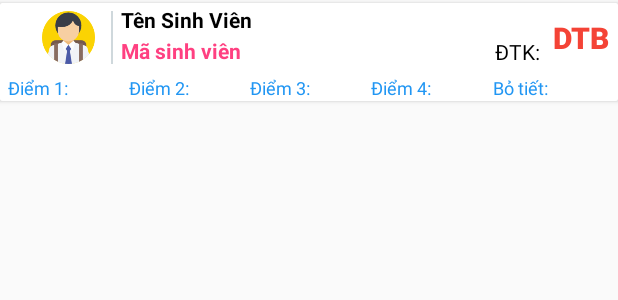
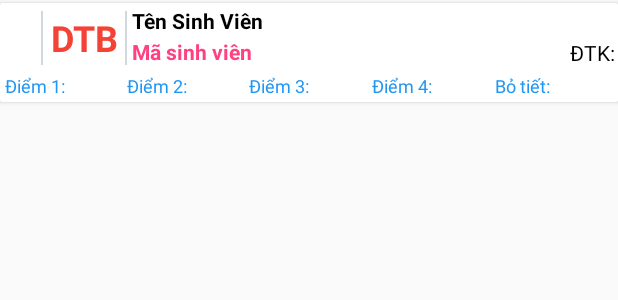
Before and after one commit to 24lhd/HauiQLCL, an Android app: the layout item_diem_sinh_vien.xml on its own in the app's theme, with its tools: preview values and no code run, on a phone screen of 412 x 824 dp. Shown: the top 300 px of the screen. Run offline under Robolectric (Android 15) with nearby library versions, the phone set to English and light mode, and no system bars.

Commit message:
update 1.0.2 thay đổi icon thành điểm chữ

```diff
--- a/app/src/main/res/layout/item_diem_sinh_vien.xml
+++ b/app/src/main/res/layout/item_diem_sinh_vien.xml
@@ -9,6 +9,8 @@
         android:layout_width="match_parent"
         android:orientation="vertical"
         android:background="@drawable/selecter"
+        android:paddingTop="2dp"
+        android:paddingBottom="2dp"
         android:layout_height="wrap_content">
         <LinearLayout
             android:layout_width="match_parent"
@@ -18,19 +20,31 @@
                 android:layout_width="wrap_content"
                 android:id="@+id/id_item_diem_sv_stt"
                 android:gravity="center"
-                android:minWidth="28sp"
+                android:minWidth="24sp"
                 style="@style/TextAppearance.AppCompat.Caption"
                 android:textColor="@color/md_black_1000"
                 android:layout_height="match_parent" />
             <ImageView
-                android:layout_width="35dp"
+                android:layout_width="0dp"
                 android:src="@drawable/ic_student"
-                android:layout_marginTop="@dimen/margin_view"
-                android:layout_marginRight="@dimen/margin_view"
-                android:layout_marginBottom="@dimen/margin_view"
                 android:scaleType="fitXY"
                 android:layout_gravity="center"
-                android:layout_height="35dp" />
+                android:layout_height="0dp" />
+            <View
+                android:layout_width="1dp"
+                android:background="@color/md_blue_grey_100"
+                android:layout_margin="@dimen/margin_view"
+                android:layout_height="match_parent"></View>
+            <TextView
+                android:layout_width="48dp"
+                android:text="DTB"
+                android:gravity="center"
+                android:id="@+id/id_item_diem_sv_dtb"
+                style="@style/TextAppearance.AppCompat.Headline"
+                android:textColor="@color/md_red_500"
+                android:textStyle="bold"
+                android:layout_gravity="center"
+                android:layout_height="match_parent" />
             <View
                 android:layout_width="1dp"
                 android:background="@color/md_blue_grey_100"
@@ -78,17 +92,7 @@
                 </LinearLayout>
 
             </LinearLayout>
-            <TextView
-                android:layout_width="wrap_content"
-                android:text="DTB"
-                android:gravity="center"
-                android:minWidth="50dp"
-                android:id="@+id/id_item_diem_sv_dtb"
-                style="@style/TextAppearance.AppCompat.Title"
-                android:textColor="@color/md_red_500"
-                android:textStyle="bold"
-                android:layout_gravity="center"
-                android:layout_height="match_parent" />
+
         </LinearLayout>
         <LinearLayout
             android:layout_width="match_parent"
--- a/app/src/main/res/layout/item_ket_qua_thi.xml
+++ b/app/src/main/res/layout/item_ket_qua_thi.xml
@@ -10,10 +10,9 @@
         android:background="@drawable/selecter"
         android:layout_height="wrap_content">
         <TextView
-            android:layout_width="wrap_content"
+            android:layout_width="24sp"
             android:id="@+id/id_item_diem_thi_sv_stt"
             android:gravity="center"
-            android:minWidth="20dp"
             android:layout_marginLeft="2dp"
             android:layout_marginRight="2dp"
             style="@style/TextAppearance.AppCompat.Body1"
--- a/app/src/main/res/layout/item_lich_thi_lop.xml
+++ b/app/src/main/res/layout/item_lich_thi_lop.xml
@@ -48,6 +48,7 @@
                     android:layout_weight="1"
                     android:gravity="center"
                     android:id="@+id/fm_l1"
+                    android:singleLine="true"
                     android:layout_gravity="center"
                     style="@style/TextAppearance.AppCompat.Caption"
                     android:textColor="@color/md_blue_500"
@@ -56,6 +57,7 @@
                     android:layout_width="wrap_content"
                     android:gravity="center"
                     android:layout_gravity="center"
+                    android:singleLine="true"
                     android:id="@+id/id_item_lich_thi_lop_nt"
                     style="@style/TextAppearance.AppCompat.Caption"
                     android:textColor="@color/colorAccent"
@@ -80,6 +82,7 @@
                 <TextView
                     android:layout_width="wrap_content"
                     android:layout_gravity="center"
+                    android:singleLine="true"
                     android:gravity="center"
                     android:id="@+id/id_item_lich_thi_lop_ca"
                     style="@style/TextAppearance.AppCompat.Caption"
@@ -107,6 +110,7 @@
                     android:layout_gravity="center"
                     android:id="@+id/id_item_lich_thi_lop_lt"
                     android:gravity="center"
+                    android:singleLine="true"
                     style="@style/TextAppearance.AppCompat.Caption"
                     android:textColor="@color/colorAccent"
                     android:layout_height="wrap_content" />
@@ -131,6 +135,7 @@
                     android:id="@+id/id_item_lich_thi_lop_tenlop"
                     android:layout_gravity="center"
                     android:gravity="center"
+                    android:singleLine="true"
                     style="@style/TextAppearance.AppCompat.Caption"
                     android:textColor="@color/colorAccent"
                     android:layout_height="wrap_content" />
--- a/app/src/main/res/values/dimens.xml
+++ b/app/src/main/res/values/dimens.xml
@@ -43,7 +43,7 @@
     <dimen name="bbn_tablet_layout_padding_top">0dp</dimen>
 
     <dimen name="bbn_badge_size">8dp</dimen>
-    <dimen name="margin_view">5dp</dimen>
+    <dimen name="margin_view">3dp</dimen>
     <dimen name="margin_view_inner">2dp</dimen>
     <dimen name="margin_item">3dp</dimen>
 </resources>
```
Also changed, not shown: app/src/main/java/com/lhd/activity/MainActivity.java (+14 -1 lines), app/src/main/res/layout/intro_layout.xml (+7 -0 lines), app/src/main/res/layout/item_bang_diem_thanh_phan.xml (+18 -16 lines), app/src/main/res/layout/item_diem_thi_theo_mon.xml (+21 -20 lines), app/src/main/res/layout/item_lich_thi.xml (+17 -14 lines), app/src/main/res/drawable/ic_flag_vn.png (added).
